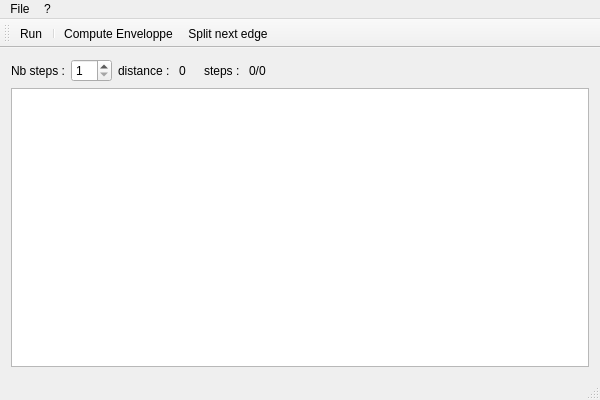
Above: TSPViewer/tspmainwindow.ui from ornicar/tsp before the change. Below: the same form after it.
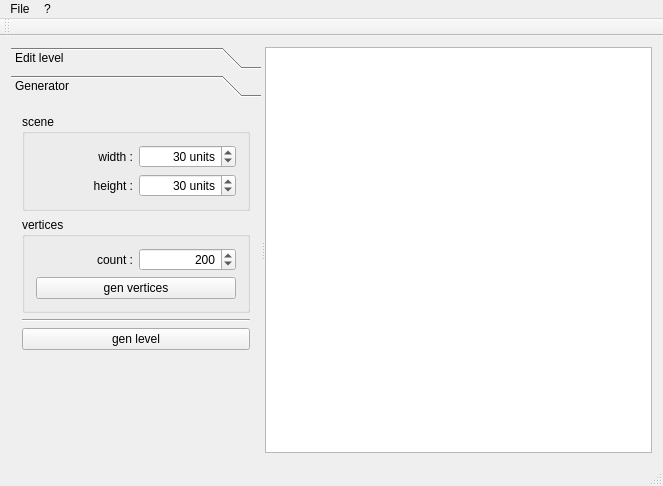
That is the form after the change. Icons and pictures are not drawn.

Commit message: Belma lev generator orientation

Diff of the .ui file:
```diff
--- a/TSPViewer/tspmainwindow.ui
+++ b/TSPViewer/tspmainwindow.ui
@@ -6,8 +6,8 @@
    <rect>
     <x>0</x>
     <y>0</y>
-    <width>600</width>
-    <height>400</height>
+    <width>663</width>
+    <height>486</height>
    </rect>
   </property>
   <property name="windowTitle">
@@ -16,67 +16,347 @@
   <widget class="QWidget" name="centralWidget">
    <layout class="QGridLayout" name="gridLayout">
     <item row="0" column="0">
-     <widget class="QLabel" name="label">
-      <property name="text">
-       <string>Nb steps :</string>
-      </property>
-     </widget>
-    </item>
-    <item row="0" column="1">
-     <widget class="QSpinBox" name="pQt_spinNbSteps">
-      <property name="minimum">
-       <number>1</number>
-      </property>
-      <property name="value">
-       <number>1</number>
-      </property>
-     </widget>
-    </item>
-    <item row="0" column="6">
-     <spacer name="horizontalSpacer">
+     <widget class="QSplitter" name="pQt_splitter">
       <property name="orientation">
        <enum>Qt::Horizontal</enum>
       </property>
-      <property name="sizeHint" stdset="0">
-       <size>
-        <width>453</width>
-        <height>20</height>
-       </size>
-      </property>
-     </spacer>
-    </item>
-    <item row="1" column="0" colspan="7">
-     <widget class="QGraphicsView" name="pQt_graphicsView"/>
-    </item>
-    <item row="0" column="3">
-     <widget class="QLabel" name="pQt_label_distance">
-      <property name="text">
-       <string>0</string>
-      </property>
-     </widget>
-    </item>
-    <item row="0" column="2">
-     <widget class="QLabel" name="label_2">
-      <property name="text">
-       <string>distance : </string>
-      </property>
-     </widget>
-    </item>
-    <item row="0" column="4">
-     <widget class="QLabel" name="label_3">
-      <property name="text">
-       <string>steps : </string>
-      </property>
-      <property name="indent">
-       <number>12</number>
-      </property>
-     </widget>
-    </item>
-    <item row="0" column="5">
-     <widget class="QLabel" name="pQt_label_progression">
-      <property name="text">
-       <string>0/0</string>
-      </property>
+      <widget class="QToolBox" name="pQt_toolBox">
+       <property name="sizePolicy">
+        <sizepolicy hsizetype="Preferred" vsizetype="Preferred">
+         <horstretch>0</horstretch>
+         <verstretch>0</verstretch>
+        </sizepolicy>
+       </property>
+       <property name="maximumSize">
+        <size>
+         <width>250</width>
+         <height>16777215</height>
+        </size>
+       </property>
+       <property name="locale">
+        <locale language="English" country="UnitedStates"/>
+       </property>
+       <property name="currentIndex">
+        <number>1</number>
+       </property>
+       <widget class="QWidget" name="pQt_pageEditLevel">
+        <property name="geometry">
+         <rect>
+          <x>0</x>
+          <y>0</y>
+          <width>148</width>
+          <height>151</height>
+         </rect>
+        </property>
+        <attribute name="icon">
+         <iconset resource="tspviewer.qrc">
+          <normaloff>:/icons/pencil.png</normaloff>:/icons/pencil.png</iconset>
+        </attribute>
+        <attribute name="label">
+         <string>Edit level</string>
+        </attribute>
+        <layout class="QGridLayout" name="gridLayout_3">
+         <item row="1" column="0">
+          <widget class="QLineEdit" name="pQt_levelTitle">
+           <property name="sizePolicy">
+            <sizepolicy hsizetype="Preferred" vsizetype="Fixed">
+             <horstretch>0</horstretch>
+             <verstretch>0</verstretch>
+            </sizepolicy>
+           </property>
+           <property name="text">
+            <string>unnamed</string>
+           </property>
+          </widget>
+         </item>
+         <item row="2" column="0">
+          <widget class="Line" name="line_2">
+           <property name="orientation">
+            <enum>Qt::Horizontal</enum>
+           </property>
+          </widget>
+         </item>
+         <item row="3" column="0">
+          <widget class="QPushButton" name="pQt_buttonAddApple">
+           <property name="sizePolicy">
+            <sizepolicy hsizetype="Preferred" vsizetype="Fixed">
+             <horstretch>0</horstretch>
+             <verstretch>0</verstretch>
+            </sizepolicy>
+           </property>
+           <property name="text">
+            <string> add apple</string>
+           </property>
+           <property name="icon">
+            <iconset resource="tspviewer.qrc">
+             <normaloff>:/icons/apple.png</normaloff>:/icons/apple.png</iconset>
+           </property>
+           <property name="iconSize">
+            <size>
+             <width>20</width>
+             <height>20</height>
+            </size>
+           </property>
+           <property name="checkable">
+            <bool>true</bool>
+           </property>
+          </widget>
+         </item>
+         <item row="4" column="0">
+          <widget class="QPushButton" name="pQt_buttonAddKiller">
+           <property name="sizePolicy">
+            <sizepolicy hsizetype="Preferred" vsizetype="Fixed">
+             <horstretch>0</horstretch>
+             <verstretch>0</verstretch>
+            </sizepolicy>
+           </property>
+           <property name="text">
+            <string> add killer</string>
+           </property>
+           <property name="icon">
+            <iconset resource="tspviewer.qrc">
+             <normaloff>:/icons/killer.png</normaloff>:/icons/killer.png</iconset>
+           </property>
+           <property name="iconSize">
+            <size>
+             <width>20</width>
+             <height>20</height>
+            </size>
+           </property>
+           <property name="checkable">
+            <bool>true</bool>
+           </property>
+          </widget>
+         </item>
+         <item row="5" column="0">
+          <spacer name="verticalSpacer_2">
+           <property name="orientation">
+            <enum>Qt::Vertical</enum>
+           </property>
+           <property name="sizeHint" stdset="0">
+            <size>
+             <width>130</width>
+             <height>202</height>
+            </size>
+           </property>
+          </spacer>
+         </item>
+         <item row="0" column="0">
+          <widget class="QLabel" name="label">
+           <property name="text">
+            <string>Level title :</string>
+           </property>
+          </widget>
+         </item>
+        </layout>
+       </widget>
+       <widget class="QWidget" name="pQt_pageGenerator">
+        <property name="geometry">
+         <rect>
+          <x>0</x>
+          <y>0</y>
+          <width>250</width>
+          <height>350</height>
+         </rect>
+        </property>
+        <attribute name="icon">
+         <iconset resource="tspviewer.qrc">
+          <normaloff>:/icons/wand.png</normaloff>:/icons/wand.png</iconset>
+        </attribute>
+        <attribute name="label">
+         <string>Generator</string>
+        </attribute>
+        <layout class="QGridLayout" name="gridLayout_5">
+         <item row="0" column="0">
+          <widget class="QGroupBox" name="pQt_groupScene">
+           <property name="title">
+            <string>scene</string>
+           </property>
+           <property name="flat">
+            <bool>false</bool>
+           </property>
+           <property name="checkable">
+            <bool>false</bool>
+           </property>
+           <layout class="QGridLayout" name="gridLayout_2">
+            <item row="0" column="0">
+             <widget class="QLabel" name="label_2">
+              <property name="text">
+               <string>width :</string>
+              </property>
+              <property name="alignment">
+               <set>Qt::AlignRight|Qt::AlignTrailing|Qt::AlignVCenter</set>
+              </property>
+             </widget>
+            </item>
+            <item row="0" column="1">
+             <widget class="QSpinBox" name="pQt_spinSceneWidth">
+              <property name="sizePolicy">
+               <sizepolicy hsizetype="Preferred" vsizetype="Fixed">
+                <horstretch>0</horstretch>
+                <verstretch>0</verstretch>
+               </sizepolicy>
+              </property>
+              <property name="alignment">
+               <set>Qt::AlignRight|Qt::AlignTrailing|Qt::AlignVCenter</set>
+              </property>
+              <property name="suffix">
+               <string> units</string>
+              </property>
+              <property name="minimum">
+               <number>10</number>
+              </property>
+              <property name="maximum">
+               <number>200</number>
+              </property>
+              <property name="value">
+               <number>30</number>
+              </property>
+             </widget>
+            </item>
+            <item row="1" column="0">
+             <widget class="QLabel" name="label_3">
+              <property name="text">
+               <string>height :</string>
+              </property>
+              <property name="alignment">
+               <set>Qt::AlignRight|Qt::AlignTrailing|Qt::AlignVCenter</set>
+              </property>
+             </widget>
+            </item>
+            <item row="1" column="1">
+             <widget class="QSpinBox" name="pQt_spinSceneHeight">
+              <property name="sizePolicy">
+               <sizepolicy hsizetype="Preferred" vsizetype="Fixed">
+                <horstretch>0</horstretch>
+                <verstretch>0</verstretch>
+               </sizepolicy>
+              </property>
+              <property name="alignment">
+               <set>Qt::AlignRight|Qt::AlignTrailing|Qt::AlignVCenter</set>
+              </property>
+              <property name="suffix">
+               <string> units</string>
+              </property>
+              <property name="minimum">
+               <number>10</number>
+              </property>
+              <property name="maximum">
+               <number>200</number>
+              </property>
+              <property name="value">
+               <number>30</number>
+              </property>
+             </widget>
+            </item>
+           </layout>
+          </widget>
+         </item>
+         <item row="1" column="0">
+          <widget class="QGroupBox" name="pQt_groupVertices">
+           <property name="title">
+            <string>vertices</string>
+           </property>
+           <layout class="QGridLayout" name="gridLayout_4">
+            <item row="0" column="0">
+             <widget class="QLabel" name="label_4">
+              <property name="text">
+               <string>count :</string>
+              </property>
+              <property name="alignment">
+               <set>Qt::AlignRight|Qt::AlignTrailing|Qt::AlignVCenter</set>
+              </property>
+             </widget>
+            </item>
+            <item row="0" column="1">
+             <widget class="QSpinBox" name="pQt_spinNbVertices">
+              <property name="sizePolicy">
+               <sizepolicy hsizetype="Preferred" vsizetype="Fixed">
+                <horstretch>0</horstretch>
+                <verstretch>0</verstretch>
+               </sizepolicy>
+              </property>
+              <property name="alignment">
+               <set>Qt::AlignRight|Qt::AlignTrailing|Qt::AlignVCenter</set>
+              </property>
+              <property name="buttonSymbols">
+               <enum>QAbstractSpinBox::UpDownArrows</enum>
+              </property>
+              <property name="suffix">
+               <string/>
+              </property>
+              <property name="minimum">
+               <number>4</number>
+              </property>
+              <property name="maximum">
+               <number>9999</number>
+              </property>
+              <property name="value">
+               <number>200</number>
+              </property>
+             </widget>
+            </item>
+            <item row="1" column="0" colspan="2">
+             <widget class="QPushButton" name="pQt_buttonGenVertices">
+              <property name="sizePolicy">
+               <sizepolicy hsizetype="Preferred" vsizetype="Fixed">
+                <horstretch>0</horstretch>
+                <verstretch>0</verstretch>
+               </sizepolicy>
+              </property>
+              <property name="text">
+               <string>gen vertices</string>
+              </property>
+              <property name="icon">
+               <iconset resource="tspviewer.qrc">
+                <normaloff>:/icons/vertices.png</normaloff>:/icons/vertices.png</iconset>
+              </property>
+             </widget>
+            </item>
+           </layout>
+          </widget>
+         </item>
+         <item row="2" column="0">
+          <widget class="Line" name="line">
+           <property name="orientation">
+            <enum>Qt::Horizontal</enum>
+           </property>
+          </widget>
+         </item>
+         <item row="3" column="0">
+          <widget class="QPushButton" name="pQt_buttonGenLevel">
+           <property name="sizePolicy">
+            <sizepolicy hsizetype="Preferred" vsizetype="Fixed">
+             <horstretch>0</horstretch>
+             <verstretch>0</verstretch>
+            </sizepolicy>
+           </property>
+           <property name="text">
+            <string>gen level</string>
+           </property>
+           <property name="icon">
+            <iconset resource="tspviewer.qrc">
+             <normaloff>:/icons/layer-shape-polygon.png</normaloff>:/icons/layer-shape-polygon.png</iconset>
+           </property>
+          </widget>
+         </item>
+         <item row="4" column="0">
+          <spacer name="verticalSpacer">
+           <property name="orientation">
+            <enum>Qt::Vertical</enum>
+           </property>
+           <property name="sizeHint" stdset="0">
+            <size>
+             <width>20</width>
+             <height>222</height>
+            </size>
+           </property>
+          </spacer>
+         </item>
+        </layout>
+       </widget>
+      </widget>
+      <widget class="QGraphicsView" name="pQt_graphicsView"/>
      </widget>
     </item>
    </layout>
@@ -86,7 +366,7 @@
     <rect>
      <x>0</x>
      <y>0</y>
-     <width>600</width>
+     <width>663</width>
      <height>23</height>
     </rect>
    </property>
@@ -106,6 +386,7 @@
    <addaction name="menuFile"/>
    <addaction name="menu"/>
   </widget>
+  <widget class="QStatusBar" name="statusBar"/>
   <widget class="QToolBar" name="mainToolBar">
    <attribute name="toolBarArea">
     <enum>TopToolBarArea</enum>
@@ -113,12 +394,7 @@
    <attribute name="toolBarBreak">
     <bool>false</bool>
    </attribute>
-   <addaction name="pQt_actionRun"/>
-   <addaction name="separator"/>
-   <addaction name="pQt_actionComputeEnveloppe"/>
-   <addaction name="pQt_actionSplitEdge"/>
   </widget>
-  <widget class="QStatusBar" name="statusBar"/>
   <action name="pQt_actionOpen">
    <property name="icon">
     <iconset resource="tspviewer.qrc">
@@ -149,45 +425,6 @@
     <string>Ctrl+Q</string>
    </property>
   </action>
-  <action name="pQt_actionRun">
-   <property name="icon">
-    <iconset resource="tspviewer.qrc">
-     <normaloff>:/icons/run.png</normaloff>:/icons/run.png</iconset>
-   </property>
-   <property name="text">
-    <string>Run</string>
-   </property>
-   <property name="toolTip">
-    <string>Run TSP</string>
-   </property>
-   <property name="shortcut">
-    <string>Ctrl+R</string>
-   </property>
-  </action>
-  <action name="pQt_actionComputeEnveloppe">
-   <property name="icon">
-    <iconset resource="tspviewer.qrc">
-     <normaloff>:/icons/enveloppe.png</normaloff>:/icons/enveloppe.png</iconset>
-   </property>
-   <property name="text">
-    <string>Compute Enveloppe</string>
-   </property>
-   <property name="toolTip">
-    <string>Compute Enveloppe</string>
-   </property>
-  </action>
-  <action name="pQt_actionSplitEdge">
-   <property name="icon">
-    <iconset resource="tspviewer.qrc">
-     <normaloff>:/icons/step.png</normaloff>:/icons/step.png</iconset>
-   </property>
-   <property name="text">
-    <string>Split next edge</string>
-   </property>
-   <property name="toolTip">
-    <string>Split next edge</string>
-   </property>
-  </action>
  </widget>
  <layoutdefault spacing="6" margin="11"/>
  <resources>
```
Left out of the diff: 5 changed lines with no effect on the pictures. The commit also changes 15 other files.
